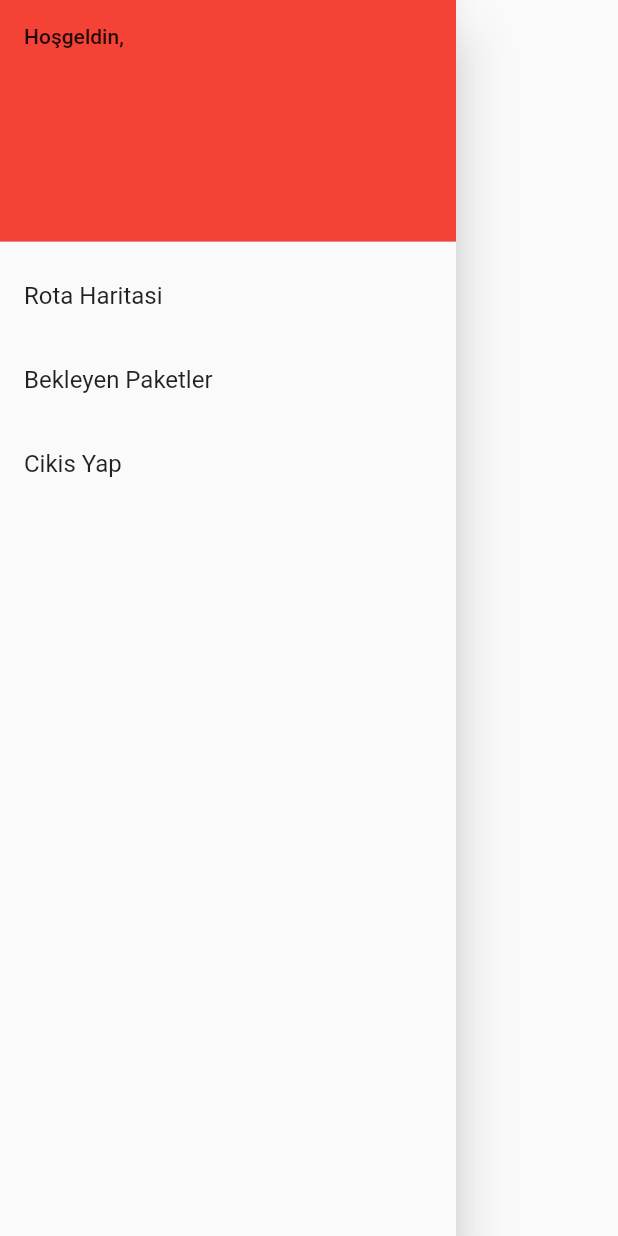
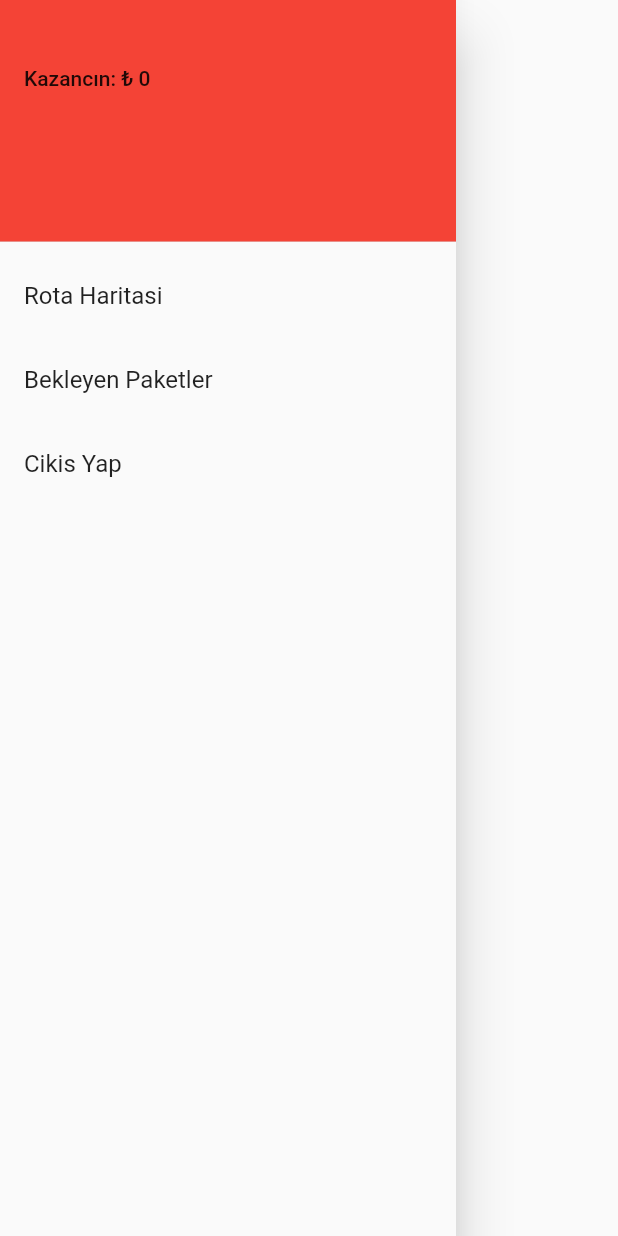
Before and after one commit to krcgk/flutter-kolayca-teslimat, a Flutter app: the MyCustomDrawer widget shown alone on an empty page, opened directly, on a phone screen of 412 x 824 dp. Run offline on Flutter 3.47's test engine with Material 2 defaults, Android fonts, the phone set to English and light mode, and no system bars; our stand-ins replace dio, flutter_mobx, get_it, mobx, shared_preferences; accounts and stored records are empty; generated files the repository leaves out were written again.

Commit message:
added dio, changed user model

```diff
--- a/lib/injector.dart
+++ b/lib/injector.dart
@@ -1,4 +1,6 @@
+import 'package:dio/dio.dart';
 import 'package:get_it/get_it.dart';
+import 'package:kolaycateslimat/network/auth_service.dart';
 import 'package:kolaycateslimat/pages/example_service.dart';
 import 'package:kolaycateslimat/stores/auth_store.dart';
 import 'package:kolaycateslimat/stores/counter.dart';
@@ -10,9 +12,12 @@ import 'package:shared_preferences/shared_preferences.dart';
 GetIt serviceLocator = GetIt.instance;
 
 Future<void> init() async {
+  serviceLocator.registerLazySingleton(() => Dio());
   serviceLocator.registerLazySingleton(() => ExampleService());
 
   // serviceLocator.registerLazySingleton(() => Counter());
+
+  serviceLocator.registerLazySingleton(() => AuthService(serviceLocator.get<Dio>()));
 
   serviceLocator.registerFactory(() => AuthStore());
   serviceLocator.registerFactory(() => ThemeStore());
--- a/lib/models/user_model.dart
+++ b/lib/models/user_model.dart
@@ -4,14 +4,20 @@ part 'user_model.g.dart';
 
 @JsonSerializable()
 class UserModel {
+  int id;
   String firstName;
   String lastName;
   String phoneNumber;
+  num balanceAmount;
+  String token;
 
   UserModel({
+    required this.id,
     required this.firstName,
     required this.lastName,
     required this.phoneNumber,
+    required this.balanceAmount,
+    required this.token,
   });
 
   factory UserModel.fromJson(Map<String, dynamic> json) => _$UserModelFromJson(json);
--- a/lib/pages/login_page.dart
+++ b/lib/pages/login_page.dart
@@ -55,8 +55,8 @@ class _LoginPageState extends State<LoginPage> {
     }
   }
 
-  void startLogin() {
-    _authStore.login(_phoneNumberController.text);
+  Future<void> startLogin() async {
+    await _authStore.login(_phoneNumberController.text);
 
     if (_authStore.isLoggedIn == true) {
       Navigator.of(context).pushReplacementNamed(Routes.home);
--- a/lib/widgets/my_custom_drawer.dart
+++ b/lib/widgets/my_custom_drawer.dart
@@ -35,7 +35,19 @@ class _MyCustomDrawerState extends State<MyCustomDrawer> {
           children: [
             Observer(builder: (context) {
               return DrawerHeader(
-                child: Text("Hoşgeldin, ${_authStore.user?.firstName ?? ''}"),
+                child: Column(
+                  mainAxisAlignment: MainAxisAlignment.start,
+                  crossAxisAlignment: CrossAxisAlignment.start,
+                  children: [
+                    Text(
+                      "${_authStore.user?.firstName ?? ''} ${_authStore.user?.lastName ?? ''}",
+                      style: TextStyle(
+                        fontSize: 24,
+                      ),
+                    ),
+                    Text("Kazancın: ₺ ${_authStore.user?.balanceAmount ?? ''}"),
+                  ],
+                ),
                 decoration: BoxDecoration(
                   color: _themeStore.primaryColor,
                 ),
@@ -59,8 +71,8 @@ class _MyCustomDrawerState extends State<MyCustomDrawer> {
               title: Text('Cikis Yap'),
               onTap: () {
                 _authStore.logout();
-                // Navigator.pop(context);
-                // Navigator.of(context).pushReplacementNamed(Routes.login);
+                Navigator.pop(context);
+                Navigator.of(context).pushReplacementNamed(Routes.login);
               },
             ),
           ],
--- a/pubspec.yaml
+++ b/pubspec.yaml
@@ -17,6 +17,7 @@ dependencies:
   get_it: ^7.6.0
   shared_preferences: ^2.1.1
   provider: ^6.0.5
+  dio: ^5.1.2
 
 dev_dependencies:
   flutter_test:
```
Also changed, not shown: lib/network/auth_service.dart (added, +28 -0 lines), lib/stores/auth_store.dart (+11 -9 lines), lib/models/user_model.g.dart, lib/stores/auth_store.g.dart, pubspec.lock.
